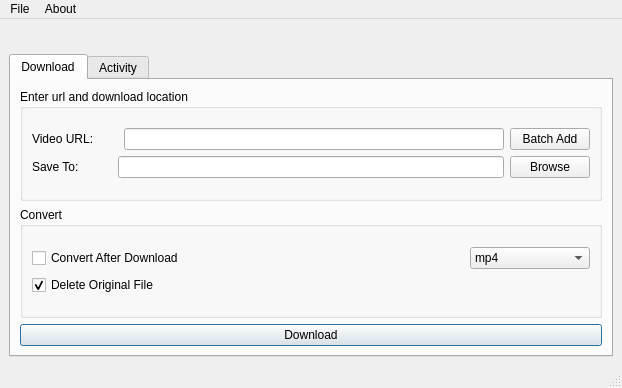
Before: the Qt Designer form resources/gui_qt-designer-beta.ui in yasoob/youtube-dl-GUI, drawn with Qt 5.
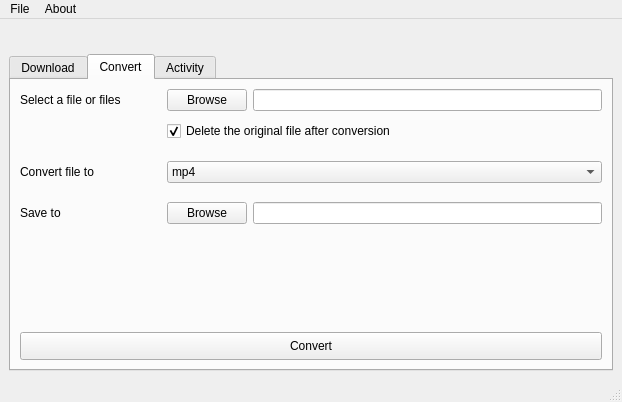
After: the same form once the commit is applied. The open tabs and pages were chosen to show the change. Icons and pictures are not drawn.

Commit message:
Added convert tab without any controls connected
Also created post_processor_thread without wiring it up

```diff
--- a/resources/gui_qt-designer-beta.ui
+++ b/resources/gui_qt-designer-beta.ui
@@ -7,7 +7,7 @@
     <x>0</x>
     <y>0</y>
     <width>622</width>
-    <height>388</height>
+    <height>402</height>
    </rect>
   </property>
   <property name="windowTitle">
@@ -248,6 +248,12 @@
           </item>
           <item>
            <widget class="QPushButton" name="download_btn">
+            <property name="minimumSize">
+             <size>
+              <width>0</width>
+              <height>28</height>
+             </size>
+            </property>
             <property name="styleSheet">
              <string notr="true"/>
             </property>
@@ -264,6 +270,200 @@
           </item>
          </layout>
         </widget>
+        <widget class="QWidget" name="ConvertTab">
+         <attribute name="title">
+          <string>Convert</string>
+         </attribute>
+         <layout class="QVBoxLayout" name="verticalLayout_11">
+          <item>
+           <layout class="QGridLayout" name="gridLayout">
+            <property name="verticalSpacing">
+             <number>10</number>
+            </property>
+            <item row="5" column="3">
+             <layout class="QHBoxLayout" name="horizontalLayout_6">
+              <property name="spacing">
+               <number>6</number>
+              </property>
+              <item>
+               <widget class="QPushButton" name="BrowseConvertToButton">
+                <property name="focusPolicy">
+                 <enum>Qt::StrongFocus</enum>
+                </property>
+                <property name="text">
+                 <string>Browse</string>
+                </property>
+               </widget>
+              </item>
+              <item>
+               <widget class="QLineEdit" name="BrowseConvertToLineEdit"/>
+              </item>
+             </layout>
+            </item>
+            <item row="0" column="3">
+             <layout class="QHBoxLayout" name="horizontalLayout_5">
+              <property name="spacing">
+               <number>6</number>
+              </property>
+              <item>
+               <widget class="QPushButton" name="BrowseConvertButton">
+                <property name="text">
+                 <string>Browse</string>
+                </property>
+               </widget>
+              </item>
+              <item>
+               <widget class="QLineEdit" name="BrowseConvertLineEdit"/>
+              </item>
+             </layout>
+            </item>
+            <item row="4" column="0">
+             <widget class="QLabel" name="ConvertMultipleToLabel">
+              <property name="text">
+               <string>Convert file to</string>
+              </property>
+             </widget>
+            </item>
+            <item row="4" column="1">
+             <spacer name="horizontalSpacer_6">
+              <property name="orientation">
+               <enum>Qt::Horizontal</enum>
+              </property>
+              <property name="sizeType">
+               <enum>QSizePolicy::Fixed</enum>
+              </property>
+              <property name="sizeHint" stdset="0">
+               <size>
+                <width>20</width>
+                <height>20</height>
+               </size>
+              </property>
+             </spacer>
+            </item>
+            <item row="0" column="0">
+             <widget class="QLabel" name="ConvertMultipleFromLabel">
+              <property name="text">
+               <string>Select a file or files</string>
+              </property>
+             </widget>
+            </item>
+            <item row="1" column="3">
+             <widget class="QCheckBox" name="DeleteConvertMultipleCheckBox">
+              <property name="text">
+               <string>Delete the original file after conversion</string>
+              </property>
+              <property name="checked">
+               <bool>true</bool>
+              </property>
+              <property name="tristate">
+               <bool>false</bool>
+              </property>
+             </widget>
+            </item>
+            <item row="4" column="3">
+             <widget class="QComboBox" name="ConvertMultipleComboBox">
+              <property name="minimumSize">
+               <size>
+                <width>120</width>
+                <height>0</height>
+               </size>
+              </property>
+              <item>
+               <property name="text">
+                <string>mp4</string>
+               </property>
+              </item>
+              <item>
+               <property name="text">
+                <string>flv</string>
+               </property>
+              </item>
+              <item>
+               <property name="text">
+                <string>ogg</string>
+               </property>
+              </item>
+              <item>
+               <property name="text">
+                <string>webm</string>
+               </property>
+              </item>
+              <item>
+               <property name="text">
+                <string>mkv</string>
+               </property>
+              </item>
+             </widget>
+            </item>
+            <item row="5" column="0">
+             <widget class="QLabel" name="ConvertMultipleDestinationLabel">
+              <property name="text">
+               <string>Save to</string>
+              </property>
+             </widget>
+            </item>
+            <item row="2" column="3">
+             <spacer name="verticalSpacer">
+              <property name="orientation">
+               <enum>Qt::Vertical</enum>
+              </property>
+              <property name="sizeType">
+               <enum>QSizePolicy::Fixed</enum>
+              </property>
+              <property name="sizeHint" stdset="0">
+               <size>
+                <width>20</width>
+                <height>10</height>
+               </size>
+              </property>
+             </spacer>
+            </item>
+            <item row="5" column="2">
+             <spacer name="verticalSpacer_3">
+              <property name="orientation">
+               <enum>Qt::Vertical</enum>
+              </property>
+              <property name="sizeHint" stdset="0">
+               <size>
+                <width>20</width>
+                <height>40</height>
+               </size>
+              </property>
+             </spacer>
+            </item>
+           </layout>
+          </item>
+          <item>
+           <spacer name="verticalSpacer_2">
+            <property name="orientation">
+             <enum>Qt::Vertical</enum>
+            </property>
+            <property name="sizeHint" stdset="0">
+             <size>
+              <width>20</width>
+              <height>40</height>
+             </size>
+            </property>
+           </spacer>
+          </item>
+          <item>
+           <widget class="QPushButton" name="ConvertMultipleButton">
+            <property name="minimumSize">
+             <size>
+              <width>0</width>
+              <height>28</height>
+             </size>
+            </property>
+            <property name="text">
+             <string>Convert</string>
+            </property>
+            <property name="autoDefault">
+             <bool>false</bool>
+            </property>
+           </widget>
+          </item>
+         </layout>
+        </widget>
         <widget class="QWidget" name="ActivityTab">
          <attribute name="title">
           <string>Activity</string>
```
Left out of the diff: 1 changed line with no effect on the pictures. The commit also changes 5 other files.
